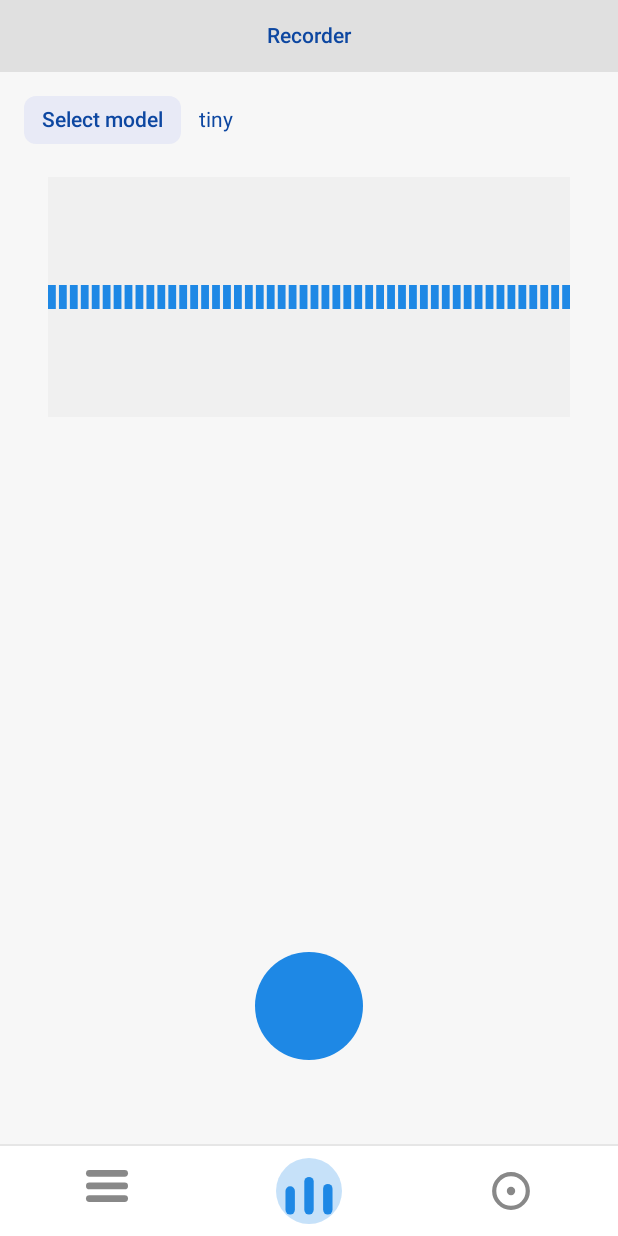
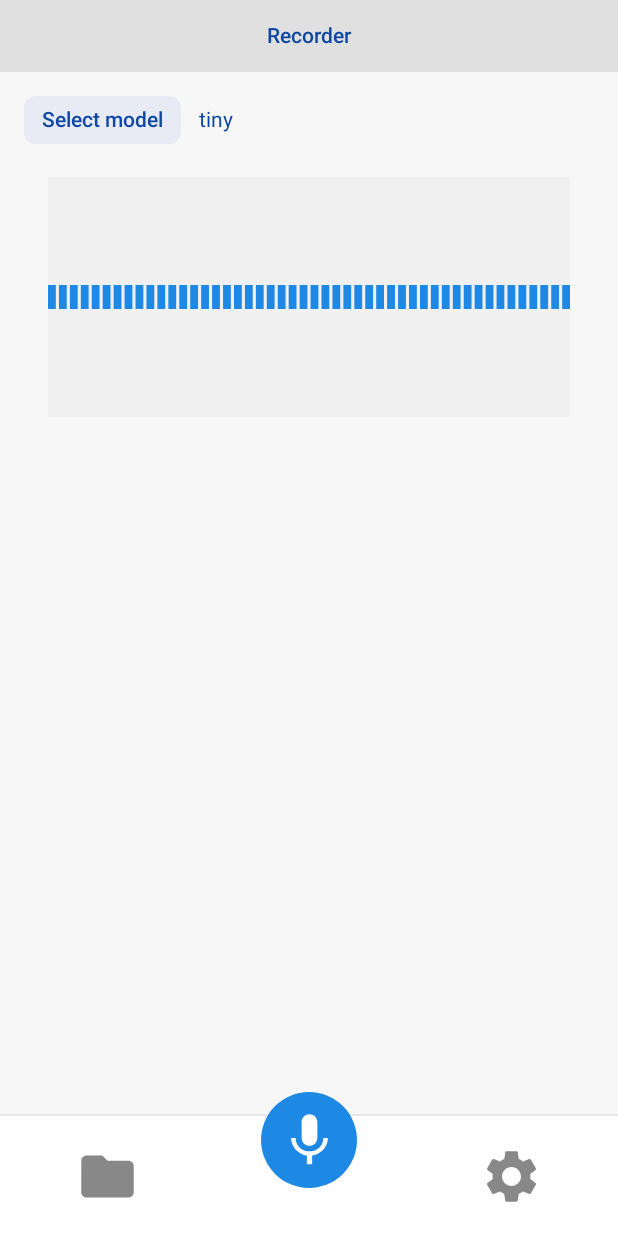
Before and after one commit to Sham-Naq/whisper_kotlin, an Android app built with Jetpack Compose: the RecorderScreen screen opened through its navigation route, on a phone screen of 412 x 824 dp. Run offline under Robolectric (Android 15) with nearby library versions, the phone set to English and light mode, and no system bars; network calls fail.

Commit message:
recorder + ui changes

```diff
--- a/app/build.gradle.kts
+++ b/app/build.gradle.kts
@@ -87,6 +87,8 @@ dependencies {
     implementation(platform("androidx.compose:compose-bom:2024.09.02"))
     implementation("androidx.compose.ui:ui")
     implementation("androidx.compose.foundation:foundation")
+    implementation("androidx.compose.material:material")
+    implementation("androidx.compose.material:material-icons-extended")
     implementation("androidx.compose.ui:ui-tooling-preview")
     implementation("androidx.navigation:navigation-compose:2.8.0")
     debugImplementation("androidx.compose.ui:ui-tooling")
--- a/app/src/main/java/com/example/whisper_kotlin/MainActivity.kt
+++ b/app/src/main/java/com/example/whisper_kotlin/MainActivity.kt
@@ -14,6 +14,8 @@ import androidx.compose.foundation.text.BasicText
 import androidx.compose.animation.core.animateFloatAsState
 import androidx.compose.animation.core.tween
 import androidx.compose.animation.core.FastOutSlowInEasing
+import androidx.compose.animation.core.animateDpAsState
+import androidx.compose.animation.animateColorAsState
 import androidx.compose.foundation.isSystemInDarkTheme
 import androidx.compose.ui.geometry.CornerRadius
 import androidx.compose.ui.geometry.Offset
@@ -54,6 +56,14 @@ import android.content.res.Configuration
 import kotlinx.coroutines.Dispatchers
 import kotlinx.coroutines.launch
 import kotlin.math.roundToInt
+// Material icons for bottom navigation
+import androidx.compose.material.Icon
+import androidx.compose.material.icons.Icons
+import androidx.compose.material.icons.filled.Folder
+import androidx.compose.material.icons.filled.Mic
+import androidx.compose.material.icons.filled.Settings
+import androidx.compose.material.icons.filled.Pause
+import androidx.compose.material.icons.filled.Stop
 
 class MainActivity : ComponentActivity() {
     override fun onCreate(savedInstanceState: Bundle?) {
@@ -93,6 +103,10 @@ private fun HomeScreen() {
     val navUnselectedBorder = if (isDark) Color(0xFF2E2E2E) else Color(0xFFE0E0E0)
     val activeIconColor = if (isDark) Color(0xFF90CAF9) else Color(0xFF1E88E5)
     val inactiveIconColor = if (isDark) Color(0xFFAAAAAA) else Color(0xFF888888)
+
+    // Recorder command plumbing between nav bar mic and RecorderScreen
+    var recorderCommand by remember { mutableStateOf<com.example.whisper_kotlin.recorder.RecorderCommand?>(null) }
+    var isRecording by remember { mutableStateOf(false) }
 
     Column(modifier = Modifier.fillMaxSize().background(background)) {
         // Top header
@@ -171,7 +185,10 @@ private fun HomeScreen() {
                     com.example.whisper_kotlin.recorder.RecorderScreen(
                         modifier = Modifier.fillMaxSize(),
                         isDark = isDark,
-                        textColor = primaryTextColor
+                        textColor = primaryTextColor,
+                        command = recorderCommand,
+                        onCommandHandled = { recorderCommand = null },
+                        onRecordingStateChanged = { isRecording = it }
                     )
                 }
                 composable(BottomTab.Settings.route) { SettingsScreen(Modifier.fillMaxSize(), textColor = primaryTextColor) }
@@ -199,21 +216,13 @@ private fun HomeScreen() {
                 horizontalArrangement = Arrangement.spacedBy(8.dp),
                 verticalAlignment = Alignment.CenterVertically
             ) {
-                // Left item wrapper
+                // Left item wrapper (Transcriptions)
                 Box(
                     modifier = Modifier.weight(1f),
                     contentAlignment = Alignment.Center
                 ) {
                     val isSelected = route == BottomTab.Transcription.route
                     val scale by animateFloatAsState(targetValue = if (isSelected) 1.12f else 1f, label = "scaleT")
-                    if (isSelected) {
-                        Box(
-                            modifier = Modifier
-                                .size(44.dp)
-                                .background(activeIconColor.copy(alpha = 0.25f), CircleShape)
-                                .blur(18.dp)
-                        )
-                    }
                     BottomNavItem(
                         selected = isSelected,
                         onClick = {
@@ -232,64 +241,114 @@ private fun HomeScreen() {
                         unselectedBorderColor = Color.Transparent,
                         drawContainer = false
                     ) {
-                        IconTranscription(
-                            color = if (isSelected) activeIconColor else inactiveIconColor,
-                            modifier = Modifier.size(28.dp).graphicsLayer(scaleX = scale, scaleY = scale)
+                        Icon(
+                            imageVector = Icons.Filled.Folder,
+                            contentDescription = "Transcriptions",
+                            tint = if (isSelected) activeIconColor else inactiveIconColor,
+                            modifier = Modifier.size(42.dp).graphicsLayer(scaleX = scale, scaleY = scale)
                         )
                     }
                 }
 
-                // Middle item wrapper
+                // Middle item wrapper (Recorder) - always circular mic; glides up when Recorder is selected
                 Box(
                     modifier = Modifier.weight(1f),
                     contentAlignment = Alignment.Center
                 ) {
-                    val isSelected = route == BottomTab.Recorder.route
-                    val scale by animateFloatAsState(targetValue = if (isSelected) 1.12f else 1f, label = "scaleR")
-                    if (isSelected) {
+                    val isRecorder = route == BottomTab.Recorder.route
+                    val offsetY by animateDpAsState(
+                        targetValue = if (isRecorder) (-24).dp else 0.dp,
+                        animationSpec = tween(durationMillis = 500, easing = FastOutSlowInEasing),
+                        label = "micOffset"
+                    )
+                    val circleSize by animateDpAsState(
+                        targetValue = if (isRecorder) 64.dp else 56.dp,
+                        animationSpec = tween(durationMillis = 500, easing = FastOutSlowInEasing),
+                        label = "micSize"
+                    )
+                    val circleColor by animateColorAsState(
+                        targetValue = if (isRecorder) activeIconColor else Color.Transparent,
+                        animationSpec = tween(durationMillis = 500, easing = FastOutSlowInEasing),
+                        label = "micBg"
+                    )
                     Box(
                         modifier = Modifier
-                                .size(44.dp)
-                                .background(activeIconColor.copy(alpha = 0.25f), CircleShape)
-                                .blur(18.dp)
-                        )
-                    }
-                    BottomNavItem(
-                        selected = isSelected,
-                        onClick = {
-                            if (!isSelected) {
+                            .offset(y = offsetY)
+                            .size(circleSize)
+                            .background(circleColor, CircleShape)
+                            .clickable {
+                                if (!isRecorder) {
                                     navController.navigate(BottomTab.Recorder.route) {
                                         launchSingleTop = true
                                         popUpTo(navController.graph.startDestinationId) { saveState = true }
                                         restoreState = true
                                     }
+                                } else {
+                                    // if already on Recorder, toggle start/stop
+                                    recorderCommand = if (isRecording) {
+                                        com.example.whisper_kotlin.recorder.RecorderCommand.StopAndTranscribe
+                                    } else {
+                                        com.example.whisper_kotlin.recorder.RecorderCommand.Start
+                                    }
                                 }
                             },
-                        modifier = Modifier,
-                        drawContainer = false
+                        contentAlignment = Alignment.Center
                     ) {
-                        IconRecorder(
-                            color = if (isSelected) activeIconColor else inactiveIconColor,
-                            modifier = Modifier.size(28.dp).graphicsLayer(scaleX = scale, scaleY = scale)
+                        Icon(
+                            imageVector = Icons.Filled.Mic,
+                            contentDescription = "Recorder",
+                            tint = if (isRecorder) Color.White else inactiveIconColor,
+                            modifier = Modifier.size(42.dp)
+                        )
+                    }
+
+                    // When recording, show Pause and Stop floating controls above the mic
+                    if (isRecorder && isRecording) {
+                        Row(
+                            modifier = Modifier
+                                .offset(y = (-96).dp),
+                            horizontalArrangement = Arrangement.spacedBy(16.dp),
+                            verticalAlignment = Alignment.CenterVertically
+                        ) {
+                            // Pause button
+                            Box(
+                                modifier = Modifier
+                                    .size(52.dp)
+                                    .background(Color(0xFF424242), CircleShape)
+                                    .clickable { recorderCommand = com.example.whisper_kotlin.recorder.RecorderCommand.Pause },
+                                contentAlignment = Alignment.Center
+                            ) {
+                                androidx.compose.material.Icon(
+                                    imageVector = androidx.compose.material.icons.Icons.Filled.Pause,
+                                    contentDescription = "Pause",
+                                    tint = Color.White
+                                )
+                            }
+                            // Stop button
+                            Box(
+                                modifier = Modifier
+                                    .size(52.dp)
+                                    .background(Color(0xFFE53935), CircleShape)
+                                    .clickable { recorderCommand = com.example.whisper_kotlin.recorder.RecorderCommand.StopAndTranscribe },
+                                contentAlignment = Alignment.Center
+                            ) {
+                                androidx.compose.material.Icon(
+                                    imageVector = androidx.compose.material.icons.Icons.Filled.Stop,
+                                    contentDescription = "Stop",
+                                    tint = Color.White
                                 )
                             }
                         }
+                    }
+                }
 
-                // Right item wrapper
+                // Right item wrapper (Settings)
                 Box(
                     modifier = Modifier.weight(1f),
                     contentAlignment = Alignment.Center
                 ) {
                     val isSelected = route == BottomTab.Settings.route
                     val scale by animateFloatAsState(targetValue = if (isSelected) 1.12f else 1f, label = "scaleS")
-                    if (isSelected) {
-                        Box(
-                            modifier = Modifier
-                                .size(44.dp)
-                                .background(activeIconColor.copy(alpha = 0.25f), CircleShape)
-                                .blur(18.dp)
-                        )
-                    }
                     BottomNavItem(
                         selected = isSelected,
                         onClick = {
@@ -308,9 +367,11 @@ private fun HomeScreen() {
                         unselectedBorderColor = Color.Transparent,
                         drawContainer = false
                     ) {
-                        IconSettings(
-                            color = if (isSelected) activeIconColor else inactiveIconColor,
-                            modifier = Modifier.size(28.dp).graphicsLayer(scaleX = scale, scaleY = scale)
+                        Icon(
+                            imageVector = Icons.Filled.Settings,
+                            contentDescription = "Settings",
+                            tint = if (isSelected) activeIconColor else inactiveIconColor,
+                            modifier = Modifier.size(42.dp).graphicsLayer(scaleX = scale, scaleY = scale)
                         )
                     }
                 }
@@ -349,40 +410,3 @@ private fun BottomNavItem(
         content()
     }
 }
-
-@Composable
-private fun IconTranscription(color: Color = Color(0xFF111111), modifier: Modifier = Modifier.size(24.dp)) {
-    Canvas(modifier = modifier) {
-        val w = size.width
-        val h = size.height
-        val lineH = h * 0.16f
-        val gap = h * 0.14f
-        val radius = CornerRadius(lineH / 2, lineH / 2)
-        drawRoundRect(color = color, topLeft = Offset(0f, 0f), size = Size(w, lineH), cornerRadius = radius)
-        drawRoundRect(color = color, topLeft = Offset(0f, lineH + gap), size = Size(w, lineH), cornerRadius = radius)
-        drawRoundRect(color = color, topLeft = Offset(0f, (lineH + gap) * 2), size = Size(w, lineH), cornerRadius = radius)
-    }
-}
-
-@Composable
-private fun IconRecorder(color: Color = Color(0xFF111111), modifier: Modifier = Modifier.size(24.dp)) {
-    Canvas(modifier = modifier) {
-        val w = size.width
-        val h = size.height
-        val barW = w / 5f
-        drawRoundRect(color, topLeft = Offset(0f, h * 0.4f), size = Size(barW, h * 0.6f), cornerRadius = CornerRadius(barW / 2, barW / 2))
-        drawRoundRect(color, topLeft = Offset(barW * 2, h * 0.2f), size = Size(barW, h * 0.8f), cornerRadius = CornerRadius(barW / 2, barW / 2))
-        drawRoundRect(color, topLeft = Offset(barW * 4, h * 0.35f), size = Size(barW, h * 0.65f), cornerRadius = CornerRadius(barW / 2, barW / 2))
-    }
-}
-
-@Composable
-private fun IconSettings(color: Color = Color(0xFF111111), modifier: Modifier = Modifier.size(24.dp)) {
-    Canvas(modifier = modifier) {
-        val r = size.minDimension / 2.5f
-        // outer ring
-        drawCircle(color = color, radius = r, style = androidx.compose.ui.graphics.drawscope.Stroke(width = r * 0.25f))
-        // inner dot
-        drawCircle(color = color, radius = r * 0.25f)
-    }
-}
--- a/app/src/main/java/com/example/whisper_kotlin/recorder/RecorderScreen.kt
+++ b/app/src/main/java/com/example/whisper_kotlin/recorder/RecorderScreen.kt
@@ -23,6 +23,9 @@ fun RecorderScreen(
     modifier: Modifier = Modifier,
     isDark: Boolean,
     textColor: Color,
+    command: RecorderCommand? = null,
+    onCommandHandled: () -> Unit = {},
+    onRecordingStateChanged: (Boolean) -> Unit = {}
 ) {
     val scope = rememberCoroutineScope()
     val context = LocalContext.current
@@ -52,6 +55,65 @@ fun RecorderScreen(
     }
     val bars by recorder.bars.collectAsState()
 
+    // React to external commands
+    LaunchedEffect(command) {
+        when (command) {
+            is RecorderCommand.Start -> {
+                val hasPermission = ContextCompat.checkSelfPermission(
+                    context,
+                    android.Manifest.permission.RECORD_AUDIO
+                ) == PackageManager.PERMISSION_GRANTED
+                if (hasPermission) {
+                    startRecording()
+                    onRecordingStateChanged(true)
+                } else {
+                    requestPermissionLauncher.launch(android.Manifest.permission.RECORD_AUDIO)
+                }
+                onCommandHandled()
+            }
+            is RecorderCommand.Pause -> {
+                if (isRecording) {
+                    recorder.pause()
+                    onRecordingStateChanged(true)
+                }
+                onCommandHandled()
+            }
+            is RecorderCommand.Resume -> {
+                if (isRecording) {
+                    recorder.resume()
+                    onRecordingStateChanged(true)
+                }
+                onCommandHandled()
+            }
+            is RecorderCommand.StopAndTranscribe -> {
+                if (isRecording) {
+                    // mirror the stop click
+                    scope.launch(Dispatchers.IO) {
+                        recorder.stop()
+                        val rf = rawFile
+                        if (rf != null && rf.exists() && rf.length() > 0) {
+                            val wf = java.io.File(cacheDir, rf.nameWithoutExtension + ".wav")
+                            try {
+                                WavWriter16kMonoPcm16.wrapRawPcmToWav(rf, wf)
+                                wavFile = wf
+                                val text = WhisperEngine.transcribeWavFile(wf.absolutePath)
+                                transcript = text
+                            } catch (t: Throwable) {
+                                transcript = "Transcription failed: ${'$'}t"
+                            }
+                        } else {
+                            transcript = "No audio captured"
+                        }
+                    }
+                    isRecording = false
+                    onRecordingStateChanged(false)
+                }
+                onCommandHandled()
+            }
+            null -> {}
+        }
+    }
+
     Column(modifier = modifier.padding(16.dp)) {
         // Waveform area
         LineBarWaveform(
@@ -66,51 +128,8 @@ fun RecorderScreen(
 
         Spacer(Modifier.weight(1f))
 
-        // Record / Stop & Transcribe controls
-        Box(modifier = Modifier.fillMaxWidth(), contentAlignment = Alignment.Center) {
-            val btnColor = if (isRecording) Color(0xFFE53935) else (if (isDark) Color(0xFF90CAF9) else Color(0xFF1E88E5))
-            Box(
-                modifier = Modifier
-                    .size(72.dp)
-                    .background(btnColor, CircleShape)
-                    .clickable {
-                        if (!isRecording) {
-                            val hasPermission = ContextCompat.checkSelfPermission(
-                                context,
-                                android.Manifest.permission.RECORD_AUDIO
-                            ) == PackageManager.PERMISSION_GRANTED
-                            if (hasPermission) {
-                                startRecording()
-                            } else {
-                                // Ask for mic permission; recording will start on grant
-                                requestPermissionLauncher.launch(android.Manifest.permission.RECORD_AUDIO)
-                            }
-                        } else {
-                            scope.launch(Dispatchers.IO) {
-                                recorder.stop()
-                                // Convert raw PCM to WAV
-                                val rf = rawFile
-                                if (rf != null && rf.exists() && rf.length() > 0) {
-                                    val wf = java.io.File(cacheDir, rf.nameWithoutExtension + ".wav")
-                                    try {
-                                        WavWriter16kMonoPcm16.wrapRawPcmToWav(rf, wf)
-                                        wavFile = wf
-                                        // Transcribe
-                                        val text = WhisperEngine.transcribeWavFile(wf.absolutePath)
-                                        transcript = text
-                                    } catch (t: Throwable) {
-                                        transcript = "Transcription failed: ${'$'}t"
-                                    }
-                                } else {
-                                    transcript = "No audio captured"
-                                }
-                            }
-                            isRecording = false
-                        }
-                    }
-            )
-        }
-        Spacer(Modifier.height(24.dp))
+        // The actual Start/Stop control is driven by the nav mic overlay; spacer keeps layout similar
+        Spacer(Modifier.height(96.dp))
         // Transcript output
         transcript?.let { text ->
             androidx.compose.foundation.text.BasicText(
```
Also changed, not shown: app/src/main/java/com/example/whisper_kotlin/recorder/AudioRecorder.kt (+9 -0 lines), app/src/main/java/com/example/whisper_kotlin/recorder/RecorderCommand.kt (added, +8 -0 lines). Lines whose indentation alone changed are shown as unchanged.
